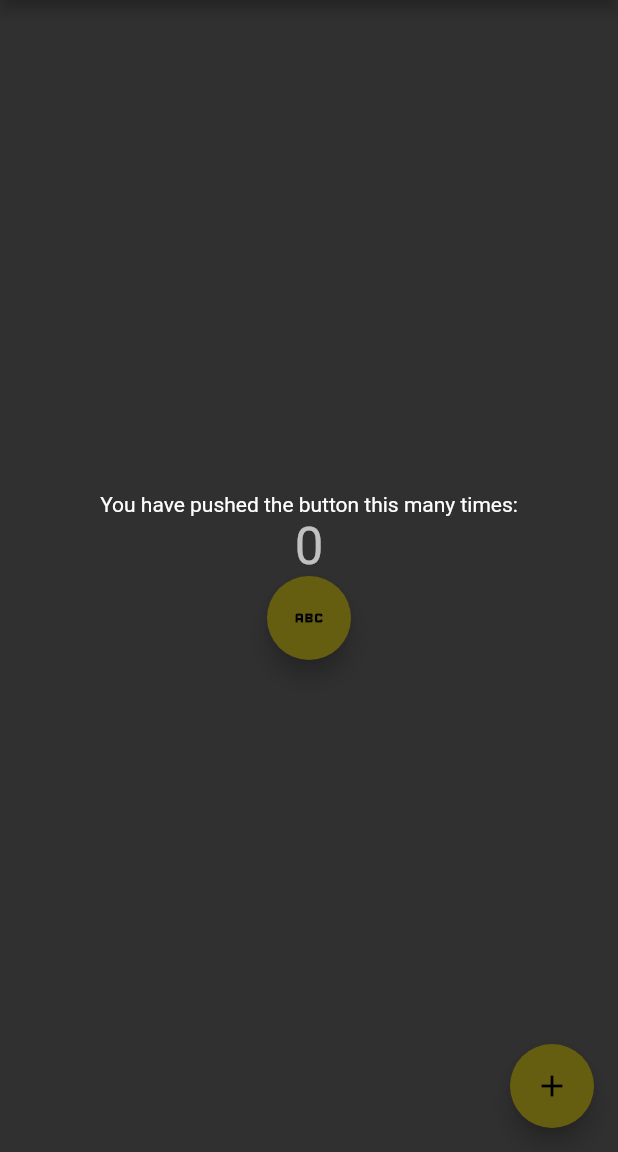
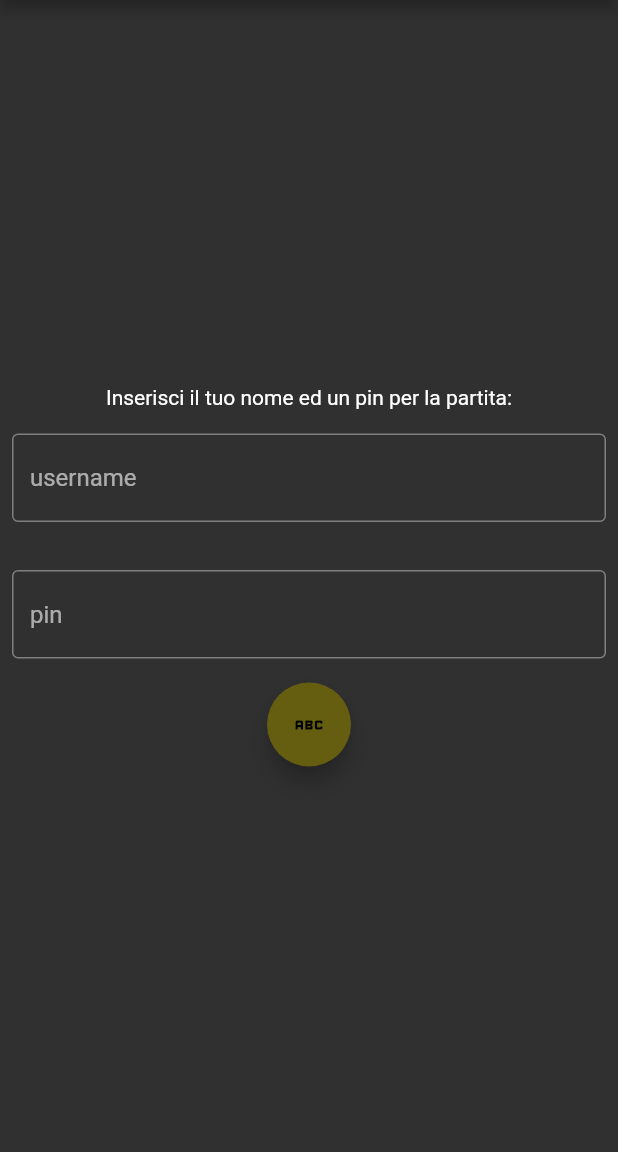
Before and after one commit to NicolasVPC/cluedo, a Flutter app: the screen it shows after launch, after a tap on the "abc" icon, on a phone screen of 412 x 824 dp, the part 84-1236 px from its top. Run offline on Flutter 3.47's test engine with Material 2 defaults, Android fonts, the phone set to English and light mode, and no system bars; network calls fail.

Commit message:
Login form added The login form send data to the python object, bust must be specify that it is a login

```diff
--- a/lib/homepage.dart
+++ b/lib/homepage.dart
@@ -22,26 +22,15 @@ class MyHomePage extends StatefulWidget {
 }
 
 class _MyHomePageState extends State<MyHomePage> {
-  int _counter = 0;
-  var client = http.Client();
+  final _usernameContollerField = TextEditingController();
+  final _pinContollerField = TextEditingController();
+  final _client = http.Client(); // my client to connect
 
-  void _incrementCounter() async {
-    setState(() {
-      // This call to setState tells the Flutter framework that something has
-      // changed in this State, which causes it to rerun the build method below
-      // so that the display can reflect the updated values. If we changed
-      // _counter without calling setState(), then the build method would not be
-      // called again, and so nothing would appear to happen.
-      _counter++;
-    });
-  }
-
-  Future _sendMessage() async {
+  void _sendMessage(Map<String, String> data) async {
     try {
-      var response = await client.post(
+      var response = await _client.post(
           Uri.http('localhost:8008', 'whatsit/create'),
-          body: {'name': 'doodle', 'color': 'blue'});
-
+          body: data);
       var decodedResponse = utf8.decode(response.bodyBytes);
       print(decodedResponse);
       //var decodedResponse = jsonDecode(utf8.decode(response.bodyBytes)) as Map; //name=doodle&color=blue
@@ -72,44 +61,41 @@ class _MyHomePageState extends State<MyHomePage> {
         title: Text(widget.title),
       ),
       body: Center(
-        // Center is a layout widget. It takes a single child and positions it
-        // in the middle of the parent.
         child: Column(
-          // Column is also a layout widget. It takes a list of children and
-          // arranges them vertically. By default, it sizes itself to fit its
-          // children horizontally, and tries to be as tall as its parent.
-          //
-          // Invoke "debug painting" (press "p" in the console, choose the
-          // "Toggle Debug Paint" action from the Flutter Inspector in Android
-          // Studio, or the "Toggle Debug Paint" command in Visual Studio Code)
-          // to see the wireframe for each widget.
-          //
-          // Column has various properties to control how it sizes itself and
-          // how it positions its children. Here we use mainAxisAlignment to
-          // center the children vertically; the main axis here is the vertical
-          // axis because Columns are vertical (the cross axis would be
-          // horizontal).
           mainAxisAlignment: MainAxisAlignment.center,
           children: <Widget>[
             const Text(
-              'You have pushed the button this many times:',
+              'Inserisci il tuo nome ed un pin per la partita:',
             ),
-            Text(
-              '$_counter',
-              style: Theme.of(context).textTheme.headline4,
-            ),
+            Form(child: Column(children: [
+             Padding(
+                padding: const EdgeInsets.symmetric(horizontal: 8, vertical: 16),
+                child: TextField(
+                  controller: _usernameContollerField,
+                  decoration: const InputDecoration(
+                    border: OutlineInputBorder(),
+                    hintText: 'username',
+                  ),
+                ),
+              ),
+              Padding(
+                padding: const EdgeInsets.symmetric(horizontal: 8, vertical: 16),
+                child: TextField(
+                  controller: _pinContollerField,
+                  decoration: const InputDecoration(
+                    border: OutlineInputBorder(),
+                    hintText: 'pin',
+                  ),
+                ),
+              ),
+            ],)),
             FloatingActionButton(
-              onPressed: _sendMessage,
+              onPressed: () => _sendMessage({"username": _usernameContollerField.text, "pin": _pinContollerField.text}),
               tooltip: "test",
               child: const Icon(Icons.abc))
           ],
         ),
       ),
-      floatingActionButton: FloatingActionButton(
-        onPressed: _incrementCounter,
-        tooltip: 'Increment',
-        child: const Icon(Icons.add),
-      ), // This trailing comma makes auto-formatting nicer for build methods.
     );
   }
 }
```
Also changed, not shown: lib/main.dart (+0 -8 lines).
